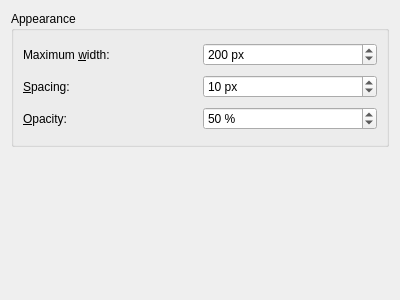
First picture: the form in effects/thumbnailaside_config.ui, repository KDE/kwin, before the edit.
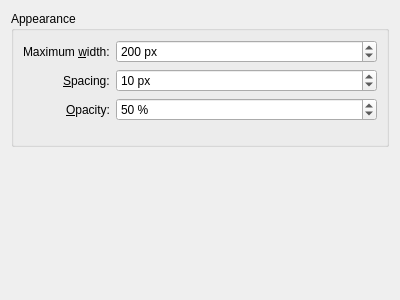
Second picture: the form after the edit. Custom widgets are drawn as their Qt base class.

```diff
--- a/effects/thumbnailaside_config.ui
+++ b/effects/thumbnailaside_config.ui
@@ -15,7 +15,10 @@
      <property name="title" >
       <string>Appearance</string>
      </property>
-     <layout class="QGridLayout" >
+     <layout class="QFormLayout" name="formLayout" >
+      <property name="labelAlignment" >
+       <set>Qt::AlignRight|Qt::AlignTrailing|Qt::AlignVCenter</set>
+      </property>
       <item row="0" column="0" >
        <widget class="QLabel" name="label" >
         <property name="text" >
```
